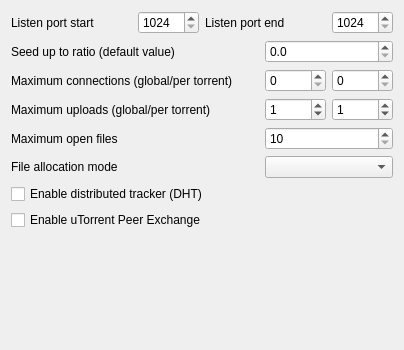
First picture: the form in engines/SettingsTorrentForm.ui, repository LubosD/fatrat, before the edit.
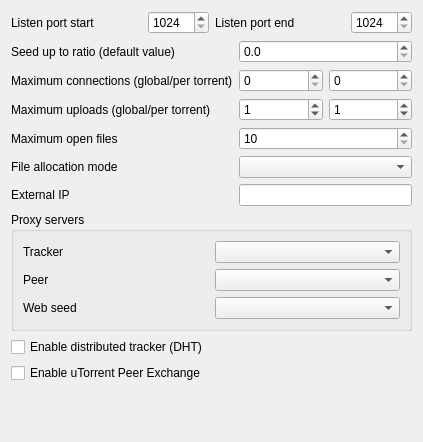
Second picture: the form after the edit.

Commit message: Reworked proxy GUI Added proxy support for BitTorrent

Diff of the .ui file:
```diff
--- a/engines/SettingsTorrentForm.ui
+++ b/engines/SettingsTorrentForm.ui
@@ -5,15 +5,15 @@
    <rect>
     <x>0</x>
     <y>0</y>
-    <width>404</width>
-    <height>350</height>
+    <width>423</width>
+    <height>442</height>
    </rect>
   </property>
   <property name="windowTitle" >
    <string>BitTorrent</string>
   </property>
   <layout class="QGridLayout" >
-   <item row="0" column="0" >
+   <item row="0" column="0" colspan="4" >
     <layout class="QHBoxLayout" >
      <property name="spacing" >
       <number>6</number>
@@ -78,9 +78,7 @@
      </item>
     </layout>
    </item>
-   <item row="1" column="0" >
-    <layout class="QGridLayout" >
-     <item row="0" column="0" >
+   <item row="1" column="0" colspan="2" >
       <widget class="QLabel" name="label_3" >
        <property name="sizePolicy" >
         <sizepolicy vsizetype="Preferred" hsizetype="Expanding" >
@@ -93,7 +91,7 @@
        </property>
       </widget>
      </item>
-     <item row="0" column="1" colspan="2" >
+   <item row="1" column="2" colspan="2" >
       <widget class="QDoubleSpinBox" name="spinRatio" >
        <property name="decimals" >
         <number>1</number>
@@ -106,7 +104,7 @@
        </property>
       </widget>
      </item>
-     <item row="1" column="0" >
+   <item row="2" column="0" colspan="2" >
       <widget class="QLabel" name="label_4" >
        <property name="sizePolicy" >
         <sizepolicy vsizetype="Preferred" hsizetype="Expanding" >
@@ -119,49 +117,49 @@
        </property>
       </widget>
      </item>
-     <item row="1" column="1" >
+   <item row="2" column="2" >
       <widget class="QSpinBox" name="spinConnections" >
        <property name="maximum" >
         <number>10000</number>
        </property>
       </widget>
      </item>
-     <item row="1" column="2" >
+   <item row="2" column="3" >
       <widget class="QSpinBox" name="spinConnectionsLocal" >
        <property name="maximum" >
         <number>10000</number>
        </property>
       </widget>
      </item>
-     <item row="2" column="0" >
+   <item row="3" column="0" colspan="2" >
       <widget class="QLabel" name="label_5" >
        <property name="text" >
         <string>Maximum uploads (global/per torrent)</string>
        </property>
       </widget>
      </item>
-     <item row="2" column="1" >
+   <item row="3" column="2" >
       <widget class="QSpinBox" name="spinUploads" >
        <property name="value" >
         <number>1</number>
        </property>
       </widget>
      </item>
-     <item row="2" column="2" >
+   <item row="3" column="3" >
       <widget class="QSpinBox" name="spinUploadsLocal" >
        <property name="value" >
         <number>1</number>
        </property>
       </widget>
      </item>
-     <item row="3" column="0" >
+   <item row="4" column="0" colspan="2" >
       <widget class="QLabel" name="label_6" >
        <property name="text" >
         <string>Maximum open files</string>
        </property>
       </widget>
      </item>
-     <item row="3" column="1" colspan="2" >
+   <item row="4" column="2" colspan="2" >
       <widget class="QSpinBox" name="spinFiles" >
        <property name="minimum" >
         <number>10</number>
@@ -171,41 +169,88 @@
        </property>
       </widget>
      </item>
-     <item row="4" column="0" >
+   <item row="5" column="0" colspan="2" >
       <widget class="QLabel" name="label_7" >
        <property name="text" >
         <string>File allocation mode</string>
        </property>
       </widget>
      </item>
-     <item row="4" column="1" colspan="2" >
+   <item row="5" column="2" colspan="2" >
       <widget class="QComboBox" name="comboAllocation" />
      </item>
-     <item row="5" column="0" >
+   <item row="6" column="0" >
+    <widget class="QLabel" name="label_8" >
+     <property name="text" >
+      <string>External IP</string>
+     </property>
+    </widget>
+   </item>
+   <item row="6" column="2" colspan="2" >
+    <widget class="QLineEdit" name="lineIP" />
+   </item>
+   <item row="7" column="0" colspan="4" >
+    <widget class="QGroupBox" name="groupBox" >
+     <property name="title" >
+      <string>Proxy servers</string>
+     </property>
+     <layout class="QGridLayout" >
+      <item row="0" column="0" >
+       <widget class="QLabel" name="label_9" >
+        <property name="text" >
+         <string>Tracker</string>
+        </property>
+       </widget>
+      </item>
+      <item row="0" column="1" >
+       <widget class="QComboBox" name="comboProxyTracker" />
+      </item>
+      <item row="1" column="0" >
+       <widget class="QLabel" name="label_10" >
+        <property name="text" >
+         <string>Peer</string>
+        </property>
+       </widget>
+      </item>
+      <item row="1" column="1" >
+       <widget class="QComboBox" name="comboProxyPeer" />
+      </item>
+      <item row="2" column="0" >
+       <widget class="QLabel" name="label_11" >
+        <property name="text" >
+         <string>Web seed</string>
+        </property>
+       </widget>
+      </item>
+      <item row="2" column="1" >
+       <widget class="QComboBox" name="comboProxySeed" />
+      </item>
+     </layout>
+    </widget>
+   </item>
+   <item row="8" column="0" colspan="2" >
       <widget class="QCheckBox" name="checkDHT" >
        <property name="text" >
         <string>Enable distributed tracker (DHT)</string>
        </property>
       </widget>
      </item>
-     <item row="6" column="0" >
+   <item row="9" column="0" colspan="2" >
       <widget class="QCheckBox" name="checkPEX" >
        <property name="text" >
         <string>Enable uTorrent Peer Exchange</string>
        </property>
       </widget>
      </item>
-    </layout>
-   </item>
-   <item row="2" column="0" >
+   <item row="10" column="1" colspan="2" >
     <spacer>
      <property name="orientation" >
       <enum>Qt::Vertical</enum>
      </property>
      <property name="sizeHint" >
       <size>
-       <width>20</width>
-       <height>40</height>
+       <width>141</width>
+       <height>21</height>
       </size>
      </property>
     </spacer>
```
Lines whose indentation alone changed are shown as unchanged. The commit also changes 29 other files.
